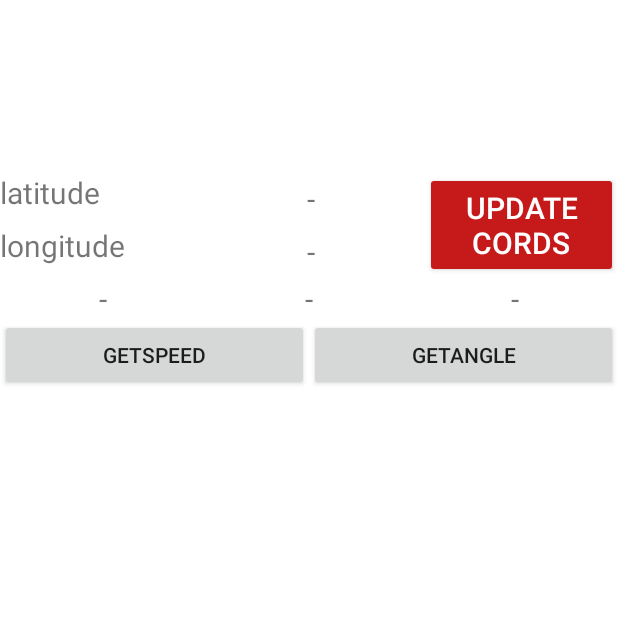
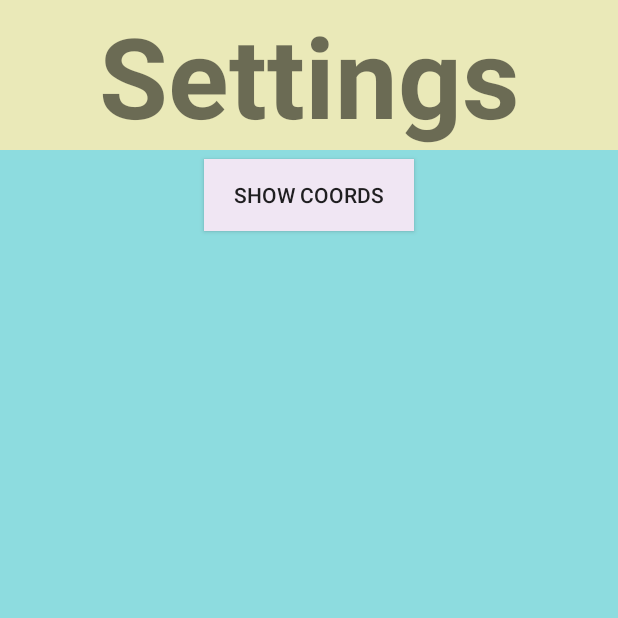
Before and after one commit to Sufgan/FrAcci, an Android app: the fragment SettingsFragment shown on its own in the app's theme, on a phone screen of 412 x 824 dp, the top half of it. Run offline under Robolectric (Android 15) with nearby library versions, the phone set to English and light mode, and no system bars.

Commit message:
add first start

```diff
--- a/app/src/main/java/com/example/fracci/HomeFragment.java
+++ b/app/src/main/java/com/example/fracci/HomeFragment.java
@@ -1,6 +1,5 @@
 package com.example.fracci;
 
-import android.content.Intent;
 import android.os.Bundle;
 import android.util.Log;
 import android.view.LayoutInflater;
@@ -8,15 +7,10 @@ import android.view.View;
 import android.view.ViewGroup;
 import androidx.fragment.app.Fragment;
 
-import com.example.fracci.MainActivity;
-import com.example.fracci.MainService;
-import com.example.fracci.R;
-
 public class HomeFragment extends Fragment {
 
     @Override
     public View onCreateView(LayoutInflater inflater, ViewGroup container, Bundle savedInstanceState) {
-        Log.i("", "b");
         return inflater.inflate(R.layout.fragment_home, container, false);
     }
 }
--- a/app/src/main/java/com/example/fracci/MainActivity.java
+++ b/app/src/main/java/com/example/fracci/MainActivity.java
@@ -4,10 +4,8 @@ import android.content.Context;
 import android.content.Intent;
 import android.content.SharedPreferences;
 import android.os.Bundle;
-import android.util.Log;
 import android.view.MenuItem;
 import android.view.View;
-import android.widget.Button;
 
 import androidx.annotation.NonNull;
 import androidx.appcompat.app.AppCompatActivity;
@@ -21,18 +19,38 @@ public class MainActivity extends AppCompatActivity implements NavigationView.On
     @Override
     protected void onCreate(Bundle savedInstanceState) {
         super.onCreate(savedInstanceState);
-        setContentView(R.layout.activity_main);
+        context = this;
+        sharedPreferences = getSharedPreferences("FrAcci", MODE_PRIVATE);
 
-        context = this;
+        if (sharedPreferences.getBoolean("firstStart", true)) {
+            setContentView(R.layout.first_aktivity);
+            findViewById(R.id.btn_start).setOnClickListener(new View.OnClickListener() {
+                @Override
+                public void onClick(View view) {
+                    setContentView(R.layout.activity_main);
+                    MainActivity.this.startService(new Intent(MainActivity.this, MainService.class));
+                    start();
+                }
+            });
+            SharedPreferences.Editor editor = sharedPreferences.edit();
+            editor.putBoolean("firstStart", false);
+            editor.commit();
+        } else {
+            setContentView(R.layout.activity_main);
+            startService(new Intent(MainActivity.this, MainService.class));
+            start();
+        }
+    }
 
+    void start() {
         NavigationView nv = findViewById(R.id.navigationView);
         nv.setNavigationItemSelectedListener(this);
-
         getSupportFragmentManager().beginTransaction()
                 .replace(R.id.place_holder, new HomeFragment())
                 .commit();
-
-        Log.i("", "a");
+        SharedPreferences.Editor editor = sharedPreferences.edit();
+        editor.putBoolean("firstStart", true);
+        editor.commit();
     }
 
 
@@ -52,8 +70,4 @@ public class MainActivity extends AppCompatActivity implements NavigationView.On
         }
         return false;
     }
-
-    void startService(View view) {
-        startService(new Intent(MainActivity.this, MainService.class));
-    }
 }
--- a/app/src/main/java/com/example/fracci/MainService.java
+++ b/app/src/main/java/com/example/fracci/MainService.java
@@ -15,7 +15,7 @@ public class MainService extends Service {
 
     @Override
     public void onCreate() {
-        Toast.makeText(this, "все, я работаю)", Toast.LENGTH_SHORT).show();
+        Toast.makeText(this, "well done :)", Toast.LENGTH_SHORT).show();
         serverConnection = new ServerConnection(this);
         new GeneralData(getApplicationContext());
         new Thread(() -> new CrashChecker()).start();
@@ -40,7 +40,7 @@ public class MainService extends Service {
 
     @Override
     public void onDestroy() {
-        Toast.makeText(this, "я перестал работать(", Toast.LENGTH_SHORT).show();
+        Toast.makeText(this, "I don't work :(", Toast.LENGTH_SHORT).show();
 //        startService(new Intent(getApplicationContext(), MainService.class)); вылетало
     }
 
--- a/app/src/main/res/layout/activity_main.xml
+++ b/app/src/main/res/layout/activity_main.xml
@@ -8,7 +8,7 @@
     android:layout_height="match_parent"
     android:fitsSystemWindows="true"
     android:background="@color/white"
-    tools:cntext=".MainActivity"
+    tools:context=".MainActivity"
     tools:openDrawer="start">
 
     <RelativeLayout
@@ -25,8 +25,9 @@
         android:layout_width="wrap_content"
         android:layout_height="match_parent"
         android:layout_gravity="start"
+        android:background="#DFFFFFFF"
         app:headerLayout="@layout/nav_header"
-        app:menu="@menu/nav_drawer_menu"/>
+        app:menu="@menu/nav_drawer_menu" />
 
 <!--    <include-->
 <!--        layout="@layout/toolbar"-->
--- a/app/src/main/res/layout/fragment_settings.xml
+++ b/app/src/main/res/layout/fragment_settings.xml
@@ -1,156 +1,64 @@
 <?xml version="1.0" encoding="utf-8"?>
-<FrameLayout xmlns:android="http://schemas.android.com/apk/res/android"
+<RelativeLayout xmlns:android="http://schemas.android.com/apk/res/android"
     xmlns:app="http://schemas.android.com/apk/res-auto"
     xmlns:tools="http://schemas.android.com/tools"
     android:layout_width="match_parent"
     android:layout_height="match_parent"
     android:layout_gravity="bottom"
-    android:background="@color/white"
+    android:background="@color/blue"
+    android:scrollbarSize="600dp"
     tools:context=".SettingsFragment">
 
-    <RelativeLayout
-        android:id="@+id/relative"
+    <AbsoluteLayout
+        android:id="@+id/absol_lay"
         android:layout_width="match_parent"
-        android:layout_height="811dp"
-        android:layout_gravity="bottom"
-        android:backgroundTint="@color/white"
-        android:orientation="vertical"
-        tools:context=".MainActivity">
+        android:layout_height="wrap_content"
+        android:layout_marginTop="0dp"
+        android:background="@color/yellow">
 
+        <TextView
+            android:layout_width="match_parent"
+            android:layout_height="100dp"
+            android:autoSizeTextType="uniform"
+            android:textStyle="bold"
+
+            android:gravity="center"
+            android:text="Settings" />
+
+
+    </AbsoluteLayout>
+
+    <ScrollView
+        android:id="@+id/scrollView"
+        android:layout_width="match_parent"
+        android:layout_height="match_parent"
+        android:layout_below="@+id/absol_lay">
 
         <LinearLayout
             android:layout_width="match_parent"
-            android:layout_height="709dp"
-            android:layout_alignParentStart="true"
-            android:layout_alignParentTop="true"
-            android:layout_alignParentEnd="true"
-            android:layout_alignParentBottom="true"
-            android:layout_marginStart="0dp"
-            android:layout_marginTop="102dp"
-            android:layout_marginEnd="0dp"
-            android:layout_marginBottom="0dp"
+            android:layout_height="wrap_content"
             android:orientation="vertical">
 
+                        <androidx.constraintlayout.widget.ConstraintLayout
+                            android:layout_width="match_parent"
+                            android:layout_height="60dp">
 
-            <LinearLayout
-                android:layout_width="match_parent"
-                android:layout_height="wrap_content">
+                            <Button
+                                android:id="@+id/showCoordButton"
+                                android:layout_width="wrap_content"
+                                android:layout_height="wrap_content"
+                                android:width="140dp"
+                                android:background="@color/pink"
+                                android:gravity="center"
+                                android:text="show coords"
+                                app:layout_constraintBottom_toBottomOf="parent"
+                                app:layout_constraintEnd_toEndOf="parent"
+                                app:layout_constraintStart_toStartOf="parent"
+                                app:layout_constraintTop_toTopOf="parent" />
 
-                <LinearLayout
-                    android:layout_width="wrap_content"
-                    android:layout_height="match_parent"
-                    android:layout_weight="1"
-                    android:orientation="vertical">
-
-                    <TextView
-                        android:layout_width="match_parent"
-                        android:layout_height="match_parent"
-                        android:layout_weight="1"
-                        android:text="latitude"
-                        android:textSize="20dp" />
-
-                    <TextView
-                        android:layout_width="match_parent"
-                        android:layout_height="match_parent"
-                        android:layout_weight="1"
-                        android:text="longitude"
-                        android:textSize="20dp" />
-                </LinearLayout>
-
-                <LinearLayout
-                    android:layout_width="wrap_content"
-                    android:layout_height="match_parent"
-                    android:layout_weight="3"
-                    android:orientation="vertical">
-
-                    <TextView
-                        android:id="@+id/latitude"
-                        android:layout_width="match_parent"
-                        android:layout_height="match_parent"
-                        android:layout_weight="1"
-                        android:gravity="center"
-                        android:text="@string/defaultValue"
-                        android:textSize="20dp" />
-
-                    <TextView
-                        android:id="@+id/longitude"
-                        android:layout_width="match_parent"
-                        android:layout_height="match_parent"
-                        android:layout_weight="1"
-                        android:gravity="center"
-                        android:text="@string/defaultValue"
-                        android:textSize="20dp" />
-                </LinearLayout>
-
-                <Button
-                    android:id="@+id/button2"
-                    android:layout_width="80dp"
-                    android:layout_height="wrap_content"
-                    android:layout_weight="1"
-                    android:backgroundTint="#C61A1A"
-                    android:text="update cords"
-                    android:textColor="#FFFFFF"
-                    android:textSize="20dp" />
-            </LinearLayout>
-
-            <LinearLayout
-                android:layout_width="match_parent"
-                android:layout_height="wrap_content">
-
-                <TextView
-                    android:id="@+id/speed"
-                    android:layout_width="match_parent"
-                    android:layout_height="wrap_content"
-                    android:layout_weight="1"
-                    android:gravity="center"
-                    android:text="@string/defaultValue"
-                    android:textSize="20dp" />
-
-                <TextView
-                    android:id="@+id/angle"
-                    android:layout_width="match_parent"
-                    android:layout_height="wrap_content"
-                    android:layout_weight="1"
-                    android:gravity="center"
-                    android:text="@string/defaultValue"
-                    android:textSize="20dp" />
-
-                <TextView
-                    android:id="@+id/distanceTo"
-                    android:layout_width="match_parent"
-                    android:layout_height="wrap_content"
-                    android:layout_weight="1"
-                    android:gravity="center"
-                    android:text="@string/defaultValue"
-                    android:textSize="20dp" />
-            </LinearLayout>
-
-            <LinearLayout
-                android:layout_width="match_parent"
-                android:layout_height="wrap_content">
-
-                <Button
-                    android:id="@+id/speed_log"
-                    android:layout_width="match_parent"
-                    android:layout_height="wrap_content"
-                    android:layout_weight="1"
-                    android:onClick="getSpeed"
-                    android:text="GETSPEED" />
-
-                <Button
-                    android:id="@+id/angle_log"
-                    android:layout_width="match_parent"
-                    android:layout_height="wrap_content"
-                    android:layout_weight="1"
-                    android:onClick="getAngle"
-                    android:text="getAngle" />
-
-
-
-            </LinearLayout>
+                        </androidx.constraintlayout.widget.ConstraintLayout>
 
         </LinearLayout>
+    </ScrollView>
 
-
-    </RelativeLayout>
-</FrameLayout>
+</RelativeLayout>
--- a/app/src/main/res/layout/nav_header.xml
+++ b/app/src/main/res/layout/nav_header.xml
@@ -4,14 +4,27 @@
     xmlns:tools="http://schemas.android.com/tools"
     android:layout_width="match_parent"
     android:layout_height="match_parent"
-    android:background="#00000000">
+    android:background="#A88DDCDF">
 
-    <View
+    <AbsoluteLayout
+    android:layout_width="match_parent"
+    android:layout_height="wrap_content"
+    android:background="#EAE9B8"
+    app:layout_constraintEnd_toEndOf="parent"
+    app:layout_constraintStart_toStartOf="parent"
+    app:layout_constraintTop_toTopOf="parent">
+
+    <TextView
         android:layout_width="match_parent"
         android:layout_height="100dp"
+        android:layout_y="20dp"
+        android:autoSizeTextType="uniform"
         android:background="#EAE9B8"
-        app:layout_constraintEnd_toEndOf="parent"
-        app:layout_constraintStart_toStartOf="parent"
-        app:layout_constraintTop_toTopOf="parent" />
+        android:gravity="center"
+        android:text="@string/app_name"
+        android:textColor="#81000000"
+        android:textStyle="bold" />
+    </AbsoluteLayout>
+
 
 </androidx.constraintlayout.widget.ConstraintLayout>
--- a/app/src/main/res/values/colors.xml
+++ b/app/src/main/res/values/colors.xml
@@ -13,6 +13,8 @@
     <color name="light_blue_A400">#FF00B0FF</color>
     <color name="black_overlay">#66000000</color>
 
-    <color name="o">#E3AE0F</color>
-    <color name="gb">#649587</color>
+    <color name="pink">#F0E6F3</color>
+    <color name="blue">#8DDCDF</color>
+    <color name="yellow">#EAE9B8</color>
+
 </resources>
--- a/app/src/main/res/values/strings.xml
+++ b/app/src/main/res/values/strings.xml
@@ -1,5 +1,5 @@
 <resources>
-    <string name="app_name">FrAcci</string>
+    <string name="app_name"> FrAcci </string>
     <string name="defaultValue">-</string>
     <string name="reverse">reverse</string>
     <string name="hi">Приветствуем</string>
--- a/app/src/main/res/values/themes.xml
+++ b/app/src/main/res/values/themes.xml
@@ -15,6 +15,7 @@
         <item name="colorSecondaryVariant">@color/teal_700</item>
         <item name="colorOnSecondary">@color/black</item>
         <!-- Status bar color. -->
+        <item name="android:statusBarColor">@color/blue</item>
 
         <!-- Customize your theme here. -->
     </style>
```
